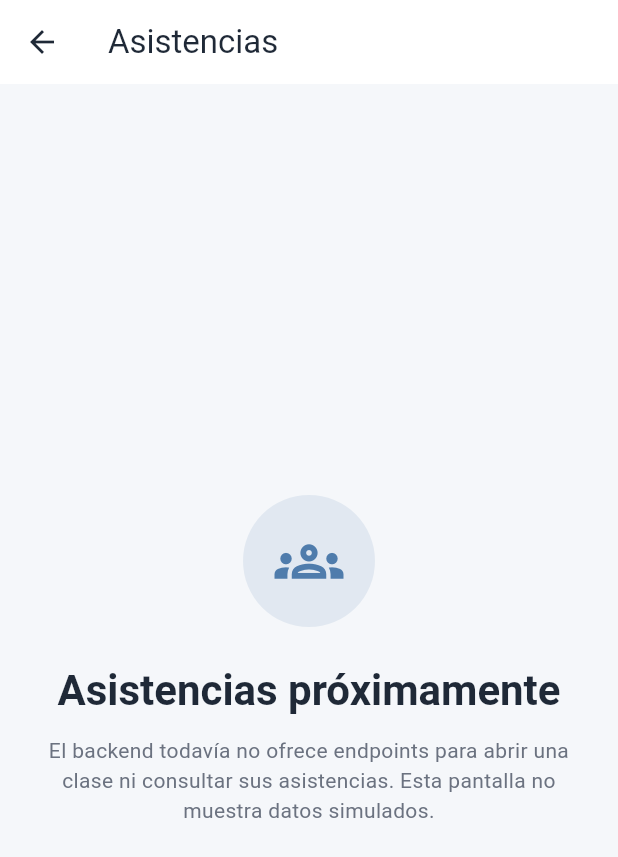
After one commit to MassimoDamiano/AssistQR, a Flutter app: the AttendancePlaceholderScreen screen opened directly, on a phone screen of 412 x 824 dp. The commit adds this screen. Shown: the top 857 px of the screen. Run offline on Flutter 3.47's test engine with Material 3 defaults, Android fonts, the phone set to English and light mode, and no system bars; our stand-ins replace geolocator, qr_flutter; accounts and stored records are empty.

Commit message:
feat(attendance): add pending integration placeholder

```diff
--- /dev/null
+++ b/frontend/assistqr/lib/features/attendance/screens/attendance_placeholder_screen.dart
@@ -0,0 +1,57 @@
+import 'package:flutter/material.dart';
+
+import '../../../core/theme/app_colors.dart';
+
+class AttendancePlaceholderScreen extends StatelessWidget {
+  const AttendancePlaceholderScreen({super.key});
+
+  @override
+  Widget build(BuildContext context) {
+    return Scaffold(
+      appBar: AppBar(
+        title: const Text('Asistencias'),
+        backgroundColor: AppColors.surface,
+        foregroundColor: AppColors.textPrimary,
+      ),
+      body: SafeArea(
+        child: Center(
+          child: SingleChildScrollView(
+            padding: const EdgeInsets.all(32),
+            child: ConstrainedBox(
+              constraints: const BoxConstraints(maxWidth: 440),
+              child: Column(
+                children: [
+                  Container(
+                    width: 88,
+                    height: 88,
+                    decoration: BoxDecoration(
+                      color: AppColors.primary.withValues(alpha: 0.12),
+                      shape: BoxShape.circle,
+                    ),
+                    child: const Icon(
+                      Icons.groups_outlined,
+                      size: 46,
+                      color: AppColors.primary,
+                    ),
+                  ),
+                  const SizedBox(height: 24),
+                  Text(
+                    'Asistencias próximamente',
+                    textAlign: TextAlign.center,
+                    style: Theme.of(context).textTheme.headlineMedium,
+                  ),
+                  const SizedBox(height: 12),
+                  Text(
+                    'El backend todavía no ofrece endpoints para abrir una clase ni consultar sus asistencias. Esta pantalla no muestra datos simulados.',
+                    textAlign: TextAlign.center,
+                    style: Theme.of(context).textTheme.bodyMedium,
+                  ),
+                ],
+              ),
+            ),
+          ),
+        ),
+      ),
+    );
+  }
+}
--- a/frontend/assistqr/lib/features/teacher/screens/teacher_home_screen.dart
+++ b/frontend/assistqr/lib/features/teacher/screens/teacher_home_screen.dart
@@ -4,6 +4,7 @@ import 'package:provider/provider.dart';
 import '../../../core/theme/app_colors.dart';
 import '../../auth/models/auth_user.dart';
 import '../../auth/providers/auth_provider.dart';
+import '../../attendance/screens/attendance_placeholder_screen.dart';
 import '../../subjects/screens/teacher_subjects_screen.dart';
 
 class TeacherHomeScreen extends StatelessWidget {
@@ -52,11 +53,16 @@ class TeacherHomeScreen extends StatelessWidget {
               },
             ),
             const SizedBox(height: 16),
-            const _TeacherActionCard(
+            _TeacherActionCard(
               icon: Icons.groups_outlined,
               title: 'Asistencias',
               description: 'Disponible cuando se integre el flujo de apertura.',
               isPending: true,
+              onTap: () => Navigator.of(context).push(
+                MaterialPageRoute<void>(
+                  builder: (_) => const AttendancePlaceholderScreen(),
+                ),
+              ),
             ),
           ],
         ),
```
Also changed, not shown: 2 other files.
